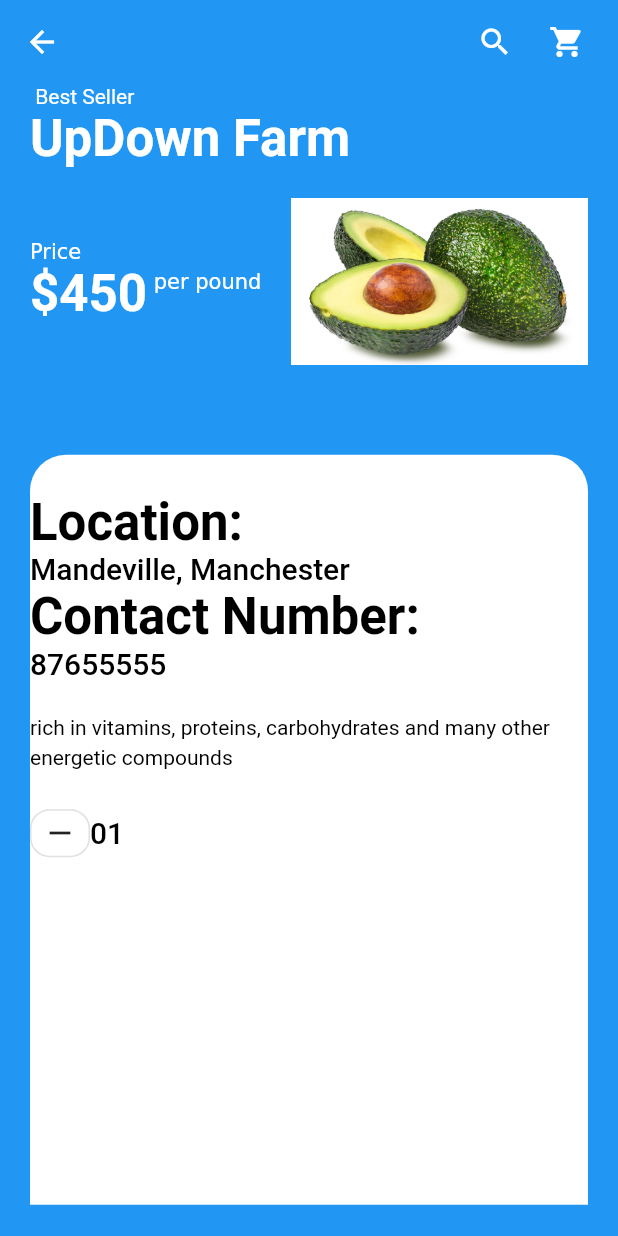
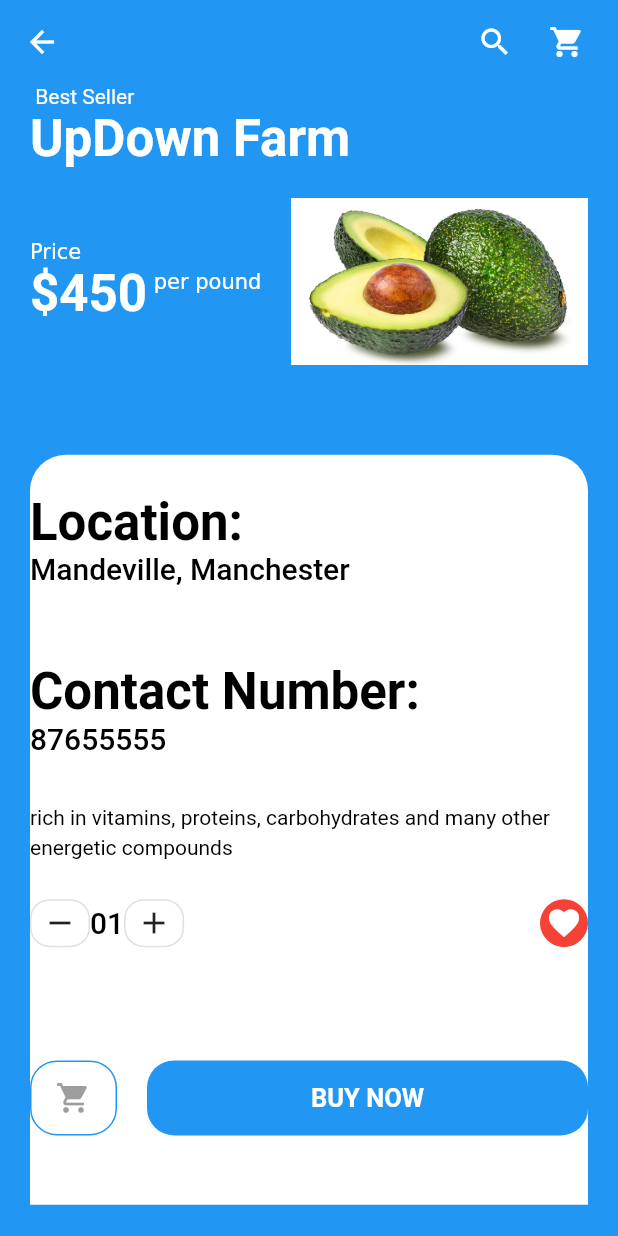
Before and after one commit to RyanWhyte2000/shopapp, a Flutter app: the screen it shows after launch, after a tap on "UpDown Farm", on a phone screen of 412 x 824 dp. Run offline on Flutter 3.47's test engine with Material 2 defaults, Android fonts, the phone set to English and light mode, and no system bars.

Commit message:
Details added

```diff
--- /dev/null
+++ b/lib/screen/details/components/add_to_cart.dart
@@ -0,0 +1,55 @@
+import 'package:flutter/material.dart';
+import 'package:shopapp/models/Products.dart';
+
+import '../../../constant.dart';
+
+class AddToCart extends StatelessWidget {
+  const AddToCart({
+    Key? key,
+    required this.product,
+  }) : super(key: key);
+
+  final Product product;
+
+  @override
+  Widget build(BuildContext context) {
+    return Padding(
+      padding: const EdgeInsets.symmetric(vertical: kDefaultPaddin),
+      child: Row(
+        children: <Widget>[
+          Container(
+            margin: EdgeInsets.only(right: kDefaultPaddin),
+            height: 50,
+            width: 58,
+            decoration: BoxDecoration(
+                borderRadius: BorderRadius.circular(18),
+                border: Border.all(color: product.color)),
+            child: IconButton(
+                onPressed: null,
+                icon: Icon(Icons.shopping_cart),
+                color: product.color),
+          ),
+          Expanded(
+            child: SizedBox(
+              height: 50,
+              // ignore: deprecated_member_use
+              child: FlatButton(
+                shape: RoundedRectangleBorder(
+                    borderRadius: BorderRadius.circular(18)),
+                color: product.color,
+                onPressed: () {},
+                child: Text(
+                  "Buy Now".toUpperCase(),
+                  style: TextStyle(
+                      fontSize: 17,
+                      fontWeight: FontWeight.bold,
+                      color: Colors.white),
+                ),
+              ),
+            ),
+          ),
+        ],
+      ),
+    );
+  }
+}
--- a/lib/screen/details/components/body.dart
+++ b/lib/screen/details/components/body.dart
@@ -4,6 +4,8 @@ import 'package:shopapp/models/Products.dart';
 import 'package:shopapp/screen/details/components/product_title_with_image.dart';
 
 import 'Description.dart';
+import 'add_to_cart.dart';
+import 'counter_with_fav_btn.dart';
 
 class Body extends StatelessWidget {
   final Product product;
@@ -55,6 +57,9 @@ class Body extends StatelessWidget {
                                     color: Colors.black,
                                   ),
                             ),
+                            SizedBox(
+                              height: 50,
+                            ),
                             Text(
                               "Contact Number:",
                               style: Theme.of(context)
@@ -73,8 +78,15 @@ class Body extends StatelessWidget {
                                     color: Colors.black,
                                   ),
                             ),
+                            SizedBox(
+                              height: kDefaultPaddin / 2,
+                            ),
                             Description(product: product),
-                            CartCounter(),
+                            CounterWithFavBtn(),
+                            SizedBox(
+                              height: 50,
+                            ),
+                            AddToCart(product: product)
                           ],
                         ),
                       ),
@@ -88,44 +100,3 @@ class Body extends StatelessWidget {
     );
   }
 }
-
-class CartCounter extends StatefulWidget {
-  const CartCounter({Key? key}) : super(key: key);
-
-  @override
-  _CartCounterState createState() => _CartCounterState();
-}
-
-class _CartCounterState extends State<CartCounter> {
-  int numOfItems = 1;
-  @override
-  Widget build(BuildContext context) {
-    return Row(
-      children: <Widget>[
-        BuildOutlineButton(),
-        Padding(
-          padding: const EdgeInsets.symmetric(vertical: kDefaultPaddin / 2),
-          child: Text(
-            "01",
-            style: Theme.of(context).textTheme.headline6,
-          ),
-        ),
-      ],
-    );
-  }
-
-  SizedBox BuildOutlineButton() {
-    return SizedBox(
-      width: 40,
-      height: 32,
-      child: OutlineButton(
-        padding: EdgeInsets.zero,
-        shape: RoundedRectangleBorder(
-          borderRadius: BorderRadius.circular(13),
-        ),
-        onPressed: () {},
-        child: Icon(Icons.remove),
-      ),
-    );
-  }
-}
--- /dev/null
+++ b/lib/screen/details/components/cart_counter.dart
@@ -0,0 +1,65 @@
+import 'package:flutter/material.dart';
+
+import '../../../constant.dart';
+
+class CartCounter extends StatefulWidget {
+  const CartCounter({Key? key}) : super(key: key);
+
+  @override
+  _CartCounterState createState() => _CartCounterState();
+}
+
+class _CartCounterState extends State<CartCounter> {
+  int numOfItems = 1;
+  @override
+  Widget build(BuildContext context) {
+    return Row(
+      children: <Widget>[
+        buildOutlineButton(
+          icon: Icons.remove,
+          press: () {
+            setState(() {
+              if (numOfItems > 1) {
+                setState(() {
+                  numOfItems--;
+                });
+              }
+            });
+          },
+        ),
+        Padding(
+          padding: const EdgeInsets.symmetric(vertical: kDefaultPaddin / 2),
+          child: Text(
+            numOfItems.toString().padLeft(2, "0"),
+            style: Theme.of(context).textTheme.headline6,
+          ),
+        ),
+        buildOutlineButton(
+          icon: Icons.add,
+          press: () {
+            setState(() {
+              print("hello");
+              numOfItems++;
+            });
+          },
+        )
+      ],
+    );
+  }
+
+  SizedBox buildOutlineButton({IconData? icon, Function? press}) {
+    return SizedBox(
+      width: 40,
+      height: 32,
+      // ignore: deprecated_member_use
+      child: OutlineButton(
+        padding: EdgeInsets.zero,
+        shape: RoundedRectangleBorder(
+          borderRadius: BorderRadius.circular(13),
+        ),
+        onPressed: () => press!(),
+        child: Icon(icon),
+      ),
+    );
+  }
+}
--- /dev/null
+++ b/lib/screen/details/components/counter_with_fav_btn.dart
@@ -0,0 +1,31 @@
+import 'package:flutter/material.dart';
+
+import 'cart_counter.dart';
+
+class CounterWithFavBtn extends StatelessWidget {
+  const CounterWithFavBtn({
+    Key? key,
+  }) : super(key: key);
+
+  @override
+  Widget build(BuildContext context) {
+    return Row(
+      mainAxisAlignment: MainAxisAlignment.spaceBetween,
+      children: [
+        CartCounter(),
+        Container(
+          height: 32,
+          width: 32,
+          decoration: BoxDecoration(
+            color: Colors.red,
+            shape: BoxShape.circle,
+          ),
+          child: Icon(
+            Icons.favorite,
+            color: Colors.white,
+          ),
+        )
+      ],
+    );
+  }
+}
--- a/lib/screen/details/components/product_title_with_image.dart
+++ b/lib/screen/details/components/product_title_with_image.dart
@@ -53,9 +53,12 @@ class ProductTitleWithImage extends StatelessWidget {
               ),
               SizedBox(width: kDefaultPaddin),
               Expanded(
-                child: Image.asset(
-                  product.image,
-                  fit: BoxFit.fill,
+                child: Hero(
+                  tag: "${product.id}",
+                  child: Image.asset(
+                    product.image,
+                    fit: BoxFit.fill,
+                  ),
                 ),
               )
             ],
--- a/lib/screen/home/components/item_card.dart
+++ b/lib/screen/home/components/item_card.dart
@@ -28,7 +28,10 @@ class ItemCard extends StatelessWidget {
                 color: product!.color,
                 borderRadius: BorderRadius.circular(16),
               ),
-              child: Image.asset(product!.image),
+              child: Hero(
+                tag: " ${product!.id}",
+                child: Image.asset(product!.image),
+              ),
             ),
           ),
           Padding(
```
